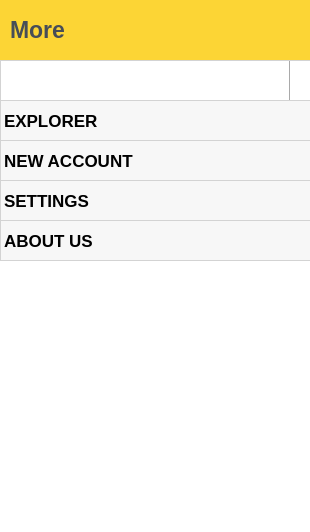
Before: the Qt Designer form page/more/pagemore.ui in LYRA-Block-Lattice/LyraWalletManager, drawn with Qt 5.
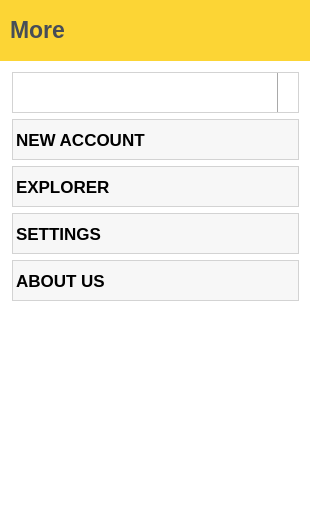
After: the same form once the commit is applied. Icons and pictures are not drawn.

```diff
--- a/page/more/pagemore.ui
+++ b/page/more/pagemore.ui
@@ -72,14 +72,41 @@
     </property>
    </widget>
   </widget>
-  <widget class="QComboBox" name="accountsComboBox">
+  <widget class="QFrame" name="moreVerticalFrame">
    <property name="geometry">
     <rect>
      <x>0</x>
      <y>60</y>
      <width>311</width>
-     <height>41</height>
+     <height>471</height>
     </rect>
+   </property>
+   <property name="styleSheet">
+    <string notr="true">background-color: transparent;</string>
+   </property>
+   <layout class="QVBoxLayout" name="moreVerticalLayout">
+    <property name="spacing">
+     <number>6</number>
+    </property>
+    <property name="leftMargin">
+     <number>12</number>
+    </property>
+    <property name="topMargin">
+     <number>12</number>
+    </property>
+    <property name="rightMargin">
+     <number>12</number>
+    </property>
+    <property name="bottomMargin">
+     <number>12</number>
+    </property>
+    <item>
+     <widget class="QComboBox" name="accountsComboBox">
+      <property name="minimumSize">
+       <size>
+        <width>119</width>
+        <height>41</height>
+       </size>
    </property>
    <property name="font">
     <font>
@@ -145,14 +172,14 @@
 </string>
    </property>
   </widget>
+    </item>
+    <item>
   <widget class="QPushButton" name="newAccountPushButton">
-   <property name="geometry">
-    <rect>
-     <x>0</x>
-     <y>140</y>
-     <width>311</width>
+      <property name="minimumSize">
+       <size>
+        <width>0</width>
      <height>41</height>
-    </rect>
+       </size>
    </property>
    <property name="font">
     <font>
@@ -191,60 +218,14 @@
      <normaloff>:/res/ic/res/ic/newAccount.png</normaloff>:/res/ic/res/ic/newAccount.png</iconset>
    </property>
   </widget>
-  <widget class="QPushButton" name="settingsPushButton">
-   <property name="geometry">
-    <rect>
-     <x>0</x>
-     <y>180</y>
-     <width>311</width>
-     <height>41</height>
-    </rect>
-   </property>
-   <property name="font">
-    <font>
-     <pointsize>13</pointsize>
-     <bold>true</bold>
-     <stylestrategy>PreferDefault</stylestrategy>
-    </font>
-   </property>
-   <property name="focusPolicy">
-    <enum>Qt::NoFocus</enum>
-   </property>
-   <property name="styleSheet">
-    <string notr="true">QPushButton {
-	border-style: solid;
-	background-color: rgba(0, 0, 0, 8);
-	border-width: 1px;
-	border-color: lightgrey;
-	text-align:left;
-    padding-right: 3px;
-    padding-left: 3px;
-	color:black;
-}
-QPushButton:hover {
-    background-color: rgba(0, 0, 0, 16);
-}
-
-QPushButton:pressed {
-    background-color: rgba(0, 0, 0, 64);
-}</string>
-   </property>
-   <property name="text">
-    <string>SETTINGS</string>
-   </property>
-   <property name="icon">
-    <iconset resource="../../res.qrc">
-     <normaloff>:/res/ic/res/ic/settings.png</normaloff>:/res/ic/res/ic/settings.png</iconset>
-   </property>
-  </widget>
+    </item>
+    <item>
   <widget class="QPushButton" name="explorerPushButton">
-   <property name="geometry">
-    <rect>
-     <x>0</x>
-     <y>100</y>
-     <width>311</width>
+      <property name="minimumSize">
+       <size>
+        <width>0</width>
      <height>41</height>
-    </rect>
+       </size>
    </property>
    <property name="font">
     <font>
@@ -283,14 +264,60 @@
      <normaloff>:/res/ic/res/ic/magnify.png</normaloff>:/res/ic/res/ic/magnify.png</iconset>
    </property>
   </widget>
+    </item>
+    <item>
+     <widget class="QPushButton" name="settingsPushButton">
+      <property name="minimumSize">
+       <size>
+        <width>0</width>
+        <height>41</height>
+       </size>
+      </property>
+      <property name="font">
+       <font>
+        <pointsize>13</pointsize>
+        <bold>true</bold>
+        <stylestrategy>PreferDefault</stylestrategy>
+       </font>
+      </property>
+      <property name="focusPolicy">
+       <enum>Qt::NoFocus</enum>
+      </property>
+      <property name="styleSheet">
+       <string notr="true">QPushButton {
+	border-style: solid;
+	background-color: rgba(0, 0, 0, 8);
+	border-width: 1px;
+	border-color: lightgrey;
+	text-align:left;
+    padding-right: 3px;
+    padding-left: 3px;
+	color:black;
+}
+QPushButton:hover {
+    background-color: rgba(0, 0, 0, 16);
+}
+
+QPushButton:pressed {
+    background-color: rgba(0, 0, 0, 64);
+}</string>
+      </property>
+      <property name="text">
+       <string>SETTINGS</string>
+      </property>
+      <property name="icon">
+       <iconset resource="../../res.qrc">
+        <normaloff>:/res/ic/res/ic/settings.png</normaloff>:/res/ic/res/ic/settings.png</iconset>
+      </property>
+     </widget>
+    </item>
+    <item>
   <widget class="QPushButton" name="aboutUsPushButton">
-   <property name="geometry">
-    <rect>
-     <x>0</x>
-     <y>220</y>
-     <width>311</width>
+      <property name="minimumSize">
+       <size>
+        <width>0</width>
      <height>41</height>
-    </rect>
+       </size>
    </property>
    <property name="font">
     <font>
@@ -328,6 +355,22 @@
     <iconset resource="../../res.qrc">
      <normaloff>:/res/ic/res/ic/aboutUs.png</normaloff>:/res/ic/res/ic/aboutUs.png</iconset>
    </property>
+     </widget>
+    </item>
+    <item>
+     <spacer name="verticalSpacer">
+      <property name="orientation">
+       <enum>Qt::Vertical</enum>
+      </property>
+      <property name="sizeHint" stdset="0">
+       <size>
+        <width>20</width>
+        <height>40</height>
+       </size>
+      </property>
+     </spacer>
+    </item>
+   </layout>
   </widget>
  </widget>
  <resources>
```
Lines whose indentation alone changed are shown as unchanged.
